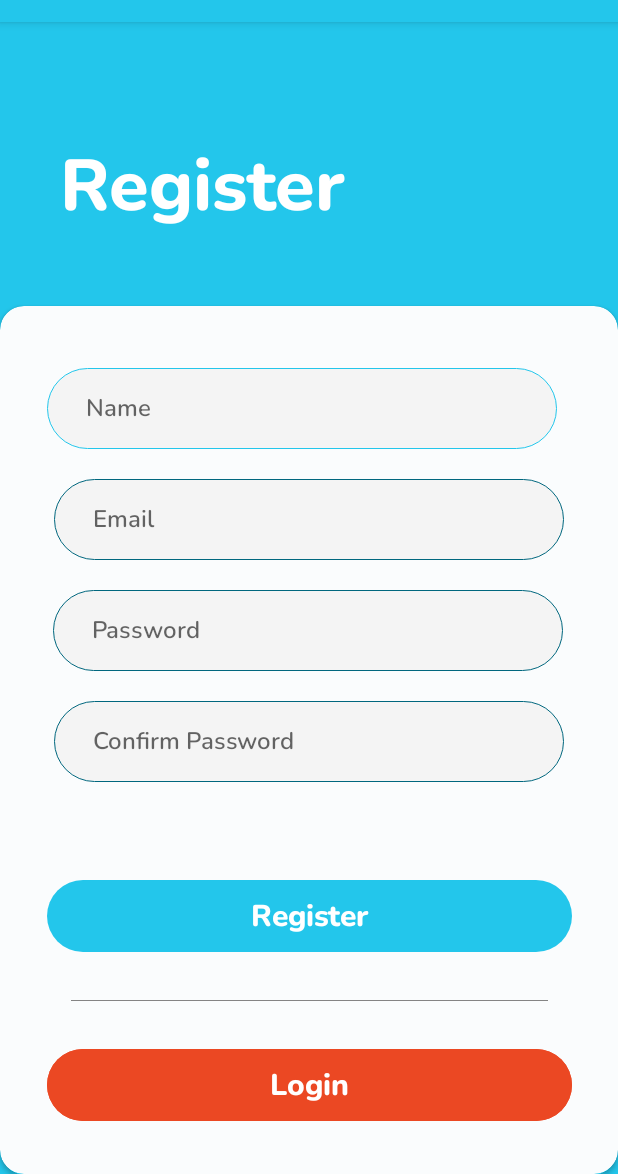
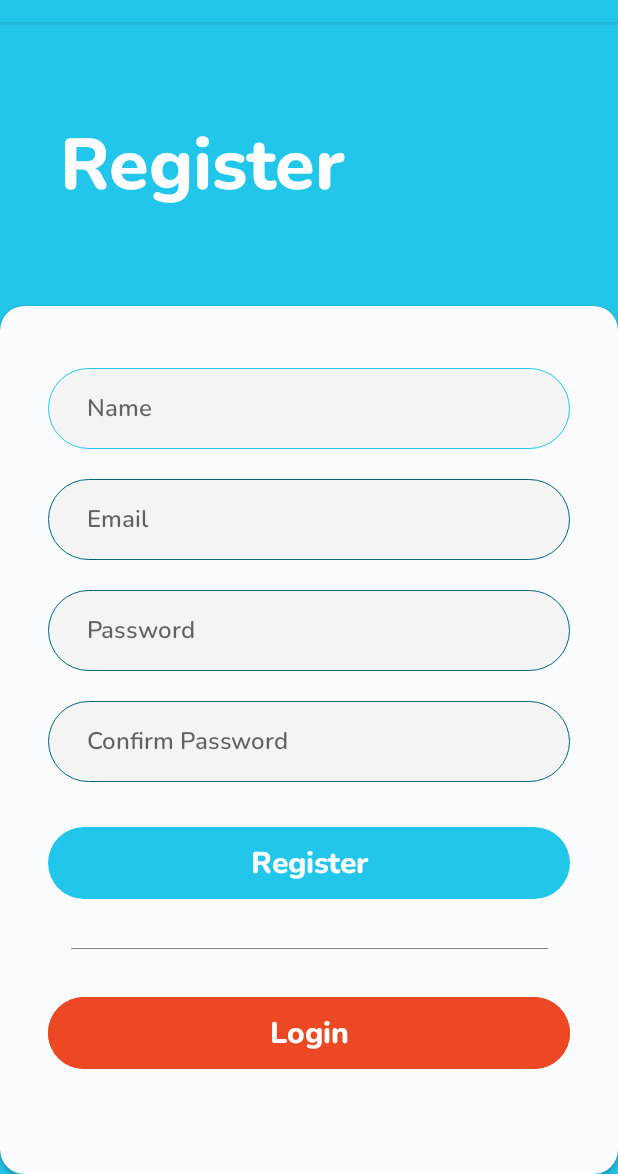
Before and after one commit to C22-PS181-Product-Capstone-Bangkit/Mobile-Development, an Android app: the fragment RegisterFragment shown on its own in the app's theme, on a phone screen of 412 x 824 dp, the part 62-1236 px from its top. Run offline under Robolectric (Android 15) with nearby library versions, the light colour scheme and no system bars.

Commit message:
Fixed several layouts to fit/adapt various orientations better

```diff
--- a/app/src/main/java/com/bangkit/cemil/authentication/RegisterSuccessFragment.kt
+++ b/app/src/main/java/com/bangkit/cemil/authentication/RegisterSuccessFragment.kt
@@ -14,7 +14,7 @@
         inflater: LayoutInflater, container: ViewGroup?,
         savedInstanceState: Bundle?
     ): View? {
-        // Inflate the layout for this fragment
+
         return inflater.inflate(R.layout.fragment_register_success, container, false)
     }
 
--- a/app/src/main/res/layout/fragment_register.xml
+++ b/app/src/main/res/layout/fragment_register.xml
@@ -25,9 +25,11 @@
             <EditText
                 android:id="@+id/etRegisterName"
                 style="@style/Widget.AppCompat.AutoCompleteTextView"
-                android:layout_width="340dp"
+                android:layout_width="match_parent"
                 android:layout_height="54dp"
+                android:layout_marginStart="32dp"
                 android:layout_marginTop="41dp"
+                android:layout_marginEnd="32dp"
                 android:background="@drawable/custom_edittext"
                 android:ems="10"
                 android:fontFamily="@font/nunito_semibold"
@@ -45,9 +47,11 @@
             <EditText
                 android:id="@+id/etRegisterEmail"
                 style="@style/Widget.AppCompat.AutoCompleteTextView"
-                android:layout_width="340dp"
+                android:layout_width="match_parent"
                 android:layout_height="54dp"
+                android:layout_marginStart="32dp"
                 android:layout_marginTop="20dp"
+                android:layout_marginEnd="32dp"
                 android:background="@drawable/custom_edittext"
                 android:ems="10"
                 android:fontFamily="@font/nunito_semibold"
@@ -65,9 +69,11 @@
             <EditText
                 android:id="@+id/etRegisterPassword"
                 style="@style/Widget.AppCompat.AutoCompleteTextView"
-                android:layout_width="340dp"
+                android:layout_width="match_parent"
                 android:layout_height="54dp"
+                android:layout_marginStart="32dp"
                 android:layout_marginTop="20dp"
+                android:layout_marginEnd="32dp"
                 android:background="@drawable/custom_edittext"
                 android:ems="10"
                 android:fontFamily="@font/nunito_semibold"
@@ -85,9 +91,11 @@
             <EditText
                 android:id="@+id/etRegisterConfirmPassword"
                 style="@style/Widget.AppCompat.AutoCompleteTextView"
-                android:layout_width="340dp"
+                android:layout_width="match_parent"
                 android:layout_height="54dp"
+                android:layout_marginStart="32dp"
                 android:layout_marginTop="20dp"
+                android:layout_marginEnd="32dp"
                 android:background="@drawable/custom_edittext"
                 android:ems="10"
                 android:fontFamily="@font/nunito_semibold"
@@ -105,10 +113,11 @@
             <Button
                 android:id="@+id/btnRegister"
                 style="@style/Widget.Material3.Button"
-                android:layout_width="350sp"
+                android:layout_width="match_parent"
                 android:layout_height="48sp"
+                android:layout_marginStart="32dp"
                 android:layout_marginTop="30dp"
-                android:layout_marginBottom="30dp"
+                android:layout_marginEnd="32dp"
                 android:fontFamily="@font/nunito_extrabold"
                 android:insetTop="0dp"
                 android:insetBottom="0dp"
@@ -117,7 +126,6 @@
                 android:textColor="#FFFFFF"
                 android:textSize="20sp"
                 app:cornerRadius="32sp"
-                app:layout_constraintBottom_toTopOf="@+id/btnRegisterLogin"
                 app:layout_constraintEnd_toEndOf="parent"
                 app:layout_constraintHorizontal_bias="0.5"
                 app:layout_constraintStart_toStartOf="parent"
@@ -137,8 +145,11 @@
             <Button
                 android:id="@+id/btnRegisterLogin"
                 style="@style/Widget.Material3.Button"
-                android:layout_width="350sp"
+                android:layout_width="match_parent"
                 android:layout_height="48sp"
+                android:layout_marginStart="32dp"
+                android:layout_marginTop="30dp"
+                android:layout_marginEnd="32dp"
                 android:layout_marginBottom="35dp"
                 android:backgroundTint="@color/secondary"
                 android:fontFamily="@font/nunito_extrabold"
@@ -152,7 +163,8 @@
                 app:layout_constraintBottom_toBottomOf="parent"
                 app:layout_constraintEnd_toEndOf="parent"
                 app:layout_constraintHorizontal_bias="0.508"
-                app:layout_constraintStart_toStartOf="parent" />
+                app:layout_constraintStart_toStartOf="parent"
+                app:layout_constraintTop_toBottomOf="@+id/btnRegister" />
         </androidx.constraintlayout.widget.ConstraintLayout>
     </androidx.cardview.widget.CardView>
 
@@ -161,8 +173,6 @@
         android:layout_width="wrap_content"
         android:layout_height="wrap_content"
         android:layout_marginStart="40dp"
-        android:layout_marginTop="78dp"
-        android:layout_marginBottom="50dp"
         android:fontFamily="@font/nunito_extrabold"
         android:text="@string/register"
         android:textColor="#FFFFFF"
```
Also changed, not shown: app/src/main/res/layout/fragment_login.xml (+22 -9 lines), app/src/main/res/layout/fragment_register_success.xml (+4 -4 lines).
